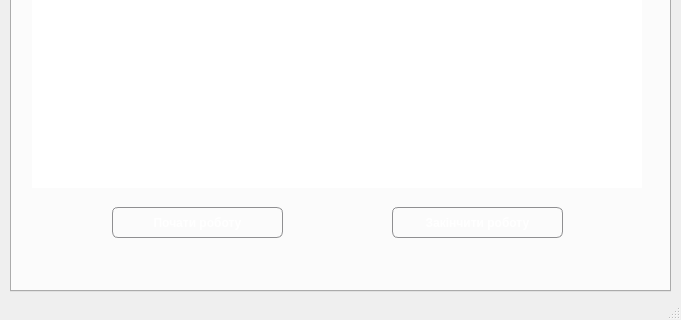
The window that mainwindow.ui (zEEmperon/Course-Project-KNT-129) describes before a commit, drawn with Qt 5; both pictures show x 0 to 681 and y 378 to 698 of the 681 by 698 pixel window.
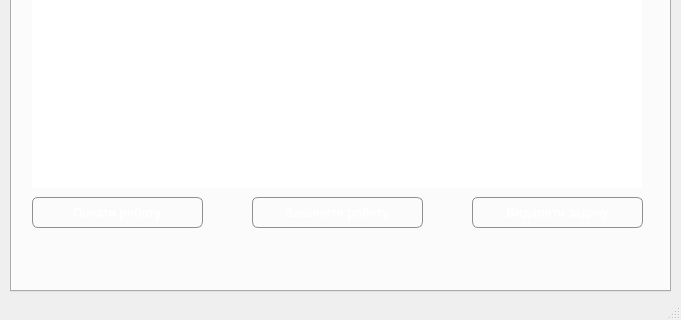
The same window after the commit. The open tabs and pages were chosen to show the change. Icons and pictures are not drawn.

Commit message: Notification dialog implementation

Patch:
```diff
--- a/mainwindow.ui
+++ b/mainwindow.ui
@@ -1377,8 +1377,8 @@
      <widget class="QPushButton" name="buttonBeginDo">
       <property name="geometry">
        <rect>
-        <x>100</x>
-        <y>530</y>
+        <x>20</x>
+        <y>520</y>
         <width>171</width>
         <height>31</height>
        </rect>
@@ -1420,8 +1420,8 @@
      <widget class="QPushButton" name="buttonEndDo">
       <property name="geometry">
        <rect>
-        <x>380</x>
-        <y>530</y>
+        <x>240</x>
+        <y>520</y>
         <width>171</width>
         <height>31</height>
        </rect>
@@ -1460,6 +1460,49 @@
        <string>Закінчити роботу</string>
       </property>
      </widget>
+     <widget class="QPushButton" name="buttonRemove">
+      <property name="geometry">
+       <rect>
+        <x>460</x>
+        <y>520</y>
+        <width>171</width>
+        <height>31</height>
+       </rect>
+      </property>
+      <property name="cursor">
+       <cursorShape>PointingHandCursor</cursorShape>
+      </property>
+      <property name="styleSheet">
+       <string notr="true">QPushButton {
+     color: #ffffff;
+     font-weight: bold;
+     border: 1px solid #8f8f91;
+     border-radius: 6px;
+     background-color: qlineargradient(x1: 0, y1: 0, x2: 0, y2: 1,
+                                       stop: 0 #ffebb0, stop: 1  #fc5a03);
+     min-width: 80px;
+ }
+
+ QPushButton:pressed {
+     background-color: qlineargradient(x1: 0, y1: 0, x2: 0, y2: 1,
+                                       stop: 0  #fc5a03, stop: 1 #ffebb0);
+ }
+
+ QPushButton:flat {
+     border: none; /* для плоской кнопки границы нет */
+ }
+
+ QPushButton:default {
+     border-color: navy; /* делаем кнопку по умолчанию выпуклой */
+ }
+
+
+</string>
+      </property>
+      <property name="text">
+       <string>Видалити задачу</string>
+      </property>
+     </widget>
     </widget>
    </widget>
   </widget>
```
Left out of the diff: 18 changed lines with no effect on the pictures. The commit also changes 7 other files.
